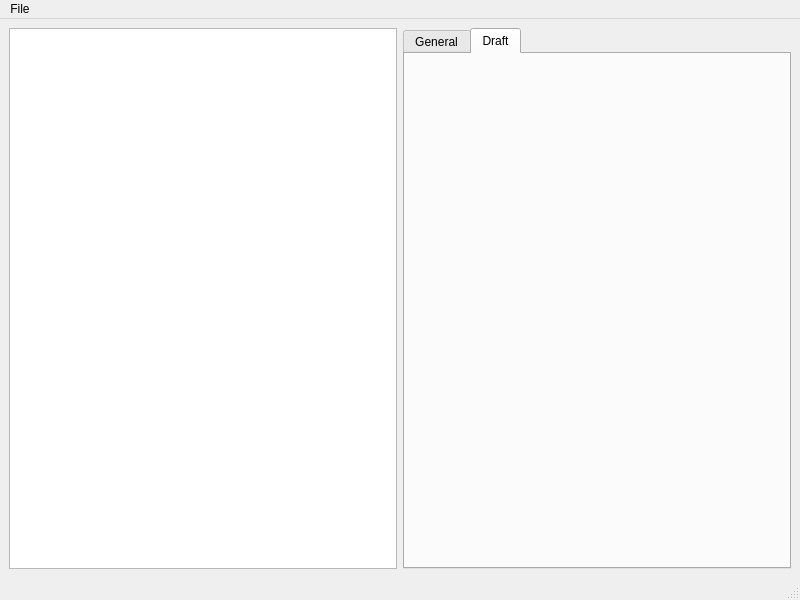
The window that mainwindow.ui (NovelLab/sms-editor1) describes before a commit, drawn with Qt 5.
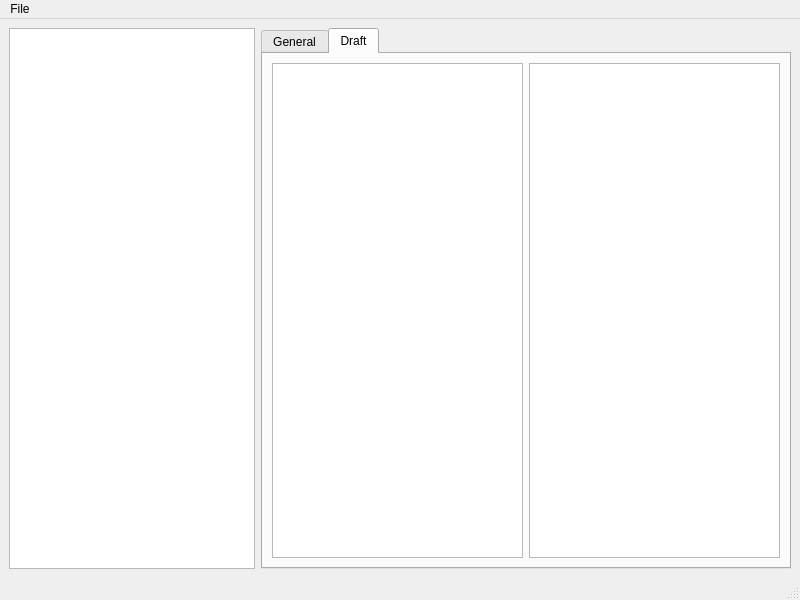
The same window after the commit. The open tabs and pages were chosen to show the change. Custom widgets are drawn as their Qt base class.

Commit message: Add feature: default general setting.

Patch:
```diff
--- a/mainwindow.ui
+++ b/mainwindow.ui
@@ -16,7 +16,7 @@
   <widget class="QWidget" name="centralwidget">
    <layout class="QHBoxLayout" name="horizontalLayout">
     <item>
-     <widget class="QListView" name="listView"/>
+     <widget class="OutlineView" name="outlineListView"/>
     </item>
     <item>
      <widget class="QTabWidget" name="tabWidget">
@@ -136,6 +136,14 @@
        <attribute name="title">
         <string>Draft</string>
        </attribute>
+       <layout class="QHBoxLayout" name="horizontalLayout_3">
+        <item>
+         <widget class="CardView" name="draftTableView"/>
+        </item>
+        <item>
+         <widget class="QTextEdit" name="textEdit"/>
+        </item>
+       </layout>
       </widget>
      </widget>
     </item>
@@ -168,6 +176,18 @@
    </property>
   </action>
  </widget>
+ <customwidgets>
+  <customwidget>
+   <class>OutlineView</class>
+   <extends>QListView</extends>
+   <header>outlineview.h</header>
+  </customwidget>
+  <customwidget>
+   <class>CardView</class>
+   <extends>QTableView</extends>
+   <header>cardview.h</header>
+  </customwidget>
+ </customwidgets>
  <resources/>
  <connections/>
 </ui>
```
Left out of the diff: 2 changed lines with no effect on the pictures. The commit also changes 2 other files.
